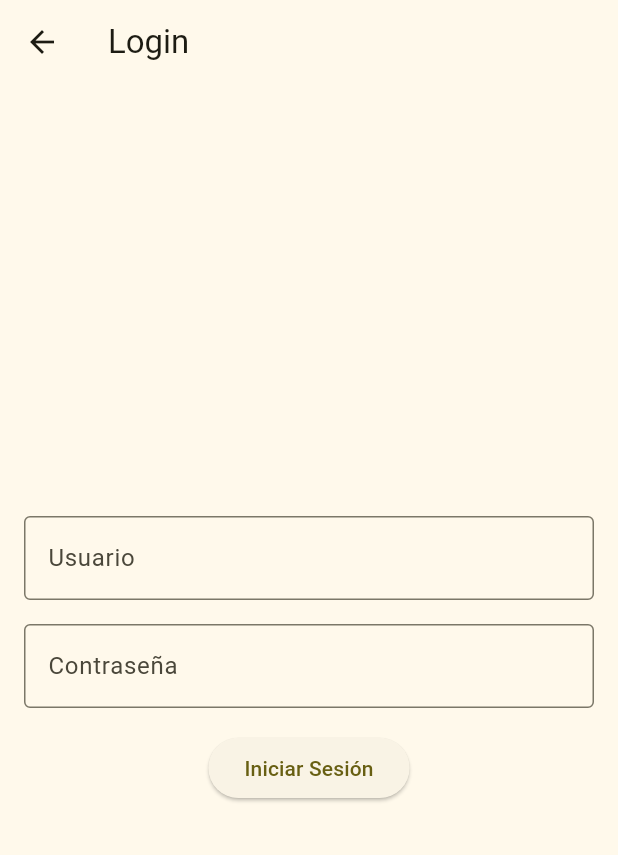
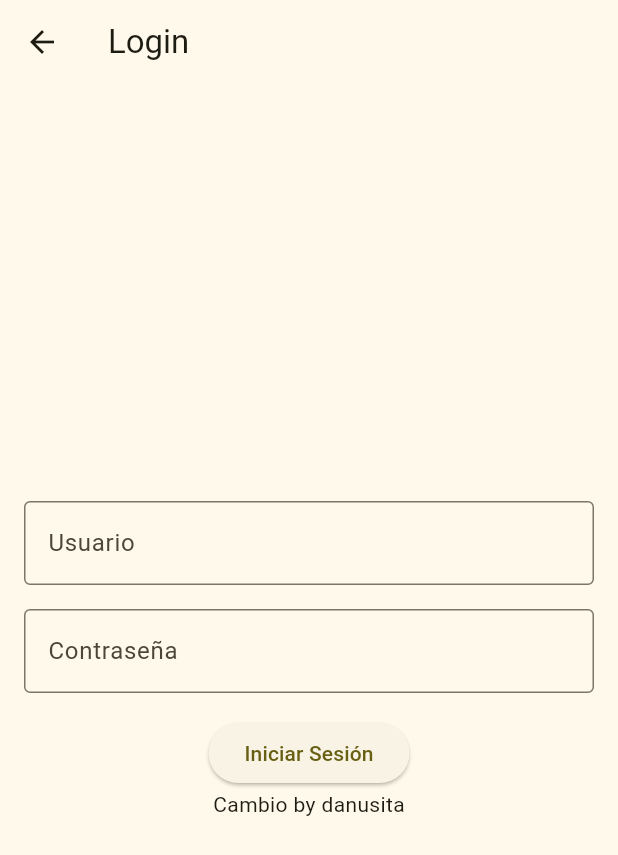
Before and after one commit to arincassia/abaez-flutter001, a Flutter app: the screen it shows after launch, after a tap on "Ir a Login", on a phone screen of 412 x 824 dp. Shown: the top 855 px of the screen. Run offline on Flutter 3.47's test engine with Material 3 defaults, Android fonts, the phone set to English and light mode, and no system bars.

Commit message:
colaboracion de daniela

```diff
--- a/lib/login_screen.dart
+++ b/lib/login_screen.dart
@@ -35,6 +35,10 @@ class LoginScreen extends StatelessWidget {
               },
               child: const Text('Iniciar Sesión'),
             ),
+            Title(
+              color: Colors.black,
+              child: const Text("Cambio by danusita")
+            )
           ],
         ),
       ),
```
